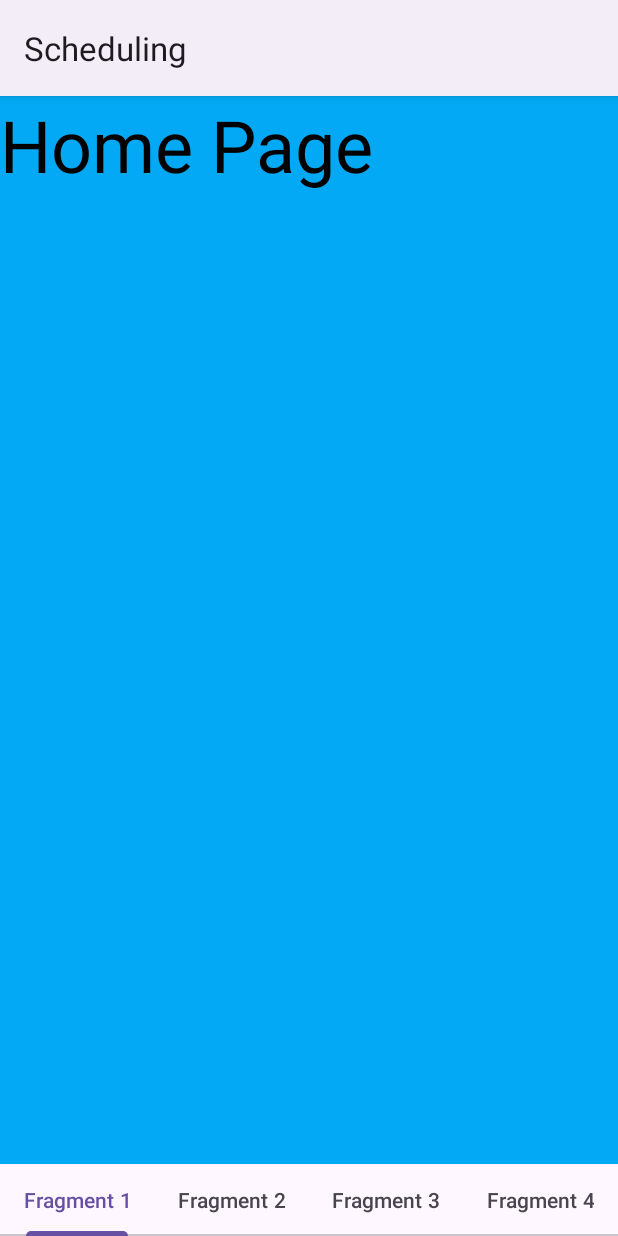
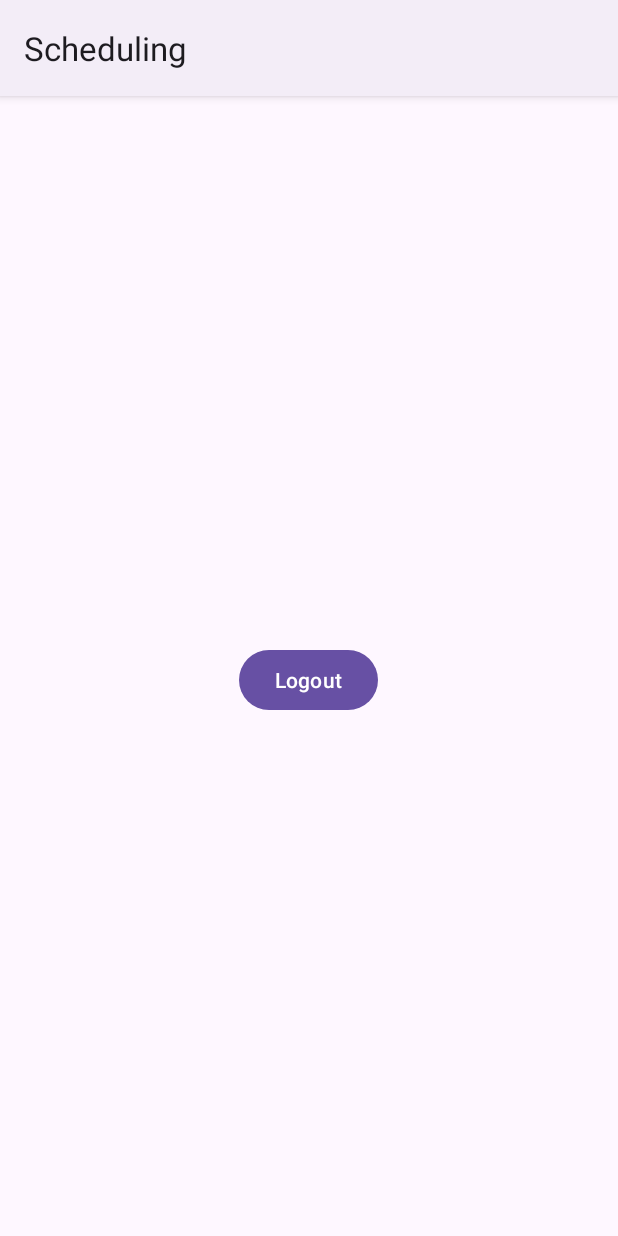
Before and after one commit to sp0603/Book-It, an Android app: the screen it shows after launch once a user with an empty profile is signed in (MainActivity), on a phone screen of 412 x 824 dp. Run offline under Robolectric (Android 15) with nearby library versions, the phone set to English and light mode, and no system bars; our stand-ins replace Firebase (no records; nobody signed in at launch, a user with empty details on screens opened directly).

Commit message:
Revert "added fragment layout"
This reverts commit a15b8d07ab8f5010cb3e219a6ec4feece52c74ab.

```diff
--- a/app/build.gradle.kts
+++ b/app/build.gradle.kts
@@ -5,7 +5,7 @@ plugins {
 
 android {
     namespace = "com.example.scheduling"
-    compileSdk = 34
+    compileSdk = 33
 
     defaultConfig {
         applicationId = "com.example.scheduling"
@@ -41,5 +41,4 @@ dependencies {
     testImplementation("junit:junit:4.13.2")
     androidTestImplementation("androidx.test.ext:junit:1.1.5")
     androidTestImplementation("androidx.test.espresso:espresso-core:3.5.1")
-    implementation("androidx.viewpager2:viewpager2:1.0.0")
 }
--- a/app/src/main/java/com/example/scheduling/CreateEvent.java
+++ /dev/null
@@ -1,22 +0,0 @@
-package com.example.scheduling;
-
-import android.os.Bundle;
-import android.view.LayoutInflater;
-import android.view.View;
-import android.view.ViewGroup;
-
-import androidx.fragment.app.Fragment;
-
-public class CreateEvent extends Fragment {
-
-    public CreateEvent() {
-        // Required empty public constructor
-    }
-
-    @Override
-    public View onCreateView(LayoutInflater inflater, ViewGroup container,
-                             Bundle savedInstanceState) {
-        // Inflate the layout for this fragment
-        return inflater.inflate(R.layout.fragment_create_event, container, false);
-    }
-}
--- a/app/src/main/java/com/example/scheduling/HomeFragment.java
+++ /dev/null
@@ -1,23 +0,0 @@
-package com.example.scheduling;
-
-import android.os.Bundle;
-import android.view.LayoutInflater;
-import android.view.View;
-import android.view.ViewGroup;
-
-import androidx.fragment.app.Fragment;
-
-
-public class HomeFragment extends Fragment {
-
-    public HomeFragment() {
-        // Required empty public constructor
-    }
-
-    @Override
-    public View onCreateView(LayoutInflater inflater, ViewGroup container,
-                             Bundle savedInstanceState) {
-        // Inflate the layout for this fragment
-        return inflater.inflate(R.layout.fragment_home_tab, container, false);
-    }
-}
--- a/app/src/main/java/com/example/scheduling/MainActivity.java
+++ b/app/src/main/java/com/example/scheduling/MainActivity.java
@@ -1,8 +1,6 @@
 package com.example.scheduling;
 
-import androidx.annotation.NonNull;
 import androidx.appcompat.app.AppCompatActivity;
-import androidx.viewpager2.widget.ViewPager2;
 
 import android.content.Intent;
 import android.os.Bundle;
@@ -10,8 +8,6 @@ import android.view.View;
 import android.widget.Button;
 import android.widget.TextView;
 
-import com.google.android.material.tabs.TabLayout;
-import com.google.android.material.tabs.TabLayoutMediator;
 import com.google.firebase.auth.FirebaseAuth;
 import com.google.firebase.auth.FirebaseUser;
 
@@ -20,9 +16,6 @@ public class MainActivity extends AppCompatActivity {
     Button button;
     TextView textView;
     FirebaseUser user;
-    ViewPager2 viewPager;
-    ViewPagerAdapter myAdapter;
-    TabLayout tabLayout;
 
     @Override
     protected void onCreate(Bundle savedInstanceState) {
@@ -30,6 +23,8 @@ public class MainActivity extends AppCompatActivity {
         setContentView(R.layout.activity_main);
 
         auth = FirebaseAuth.getInstance();
+        button = findViewById(R.id.logout);
+        textView = findViewById(R.id.user_details);
         user = auth.getCurrentUser();
         if(user == null){
             Intent intent = new Intent(getApplicationContext(), Login.class);
@@ -50,37 +45,5 @@ public class MainActivity extends AppCompatActivity {
                 finish();
             }
         });
-        //////////////
-        tabLayout = findViewById(R.id.tablayout);
-
-        myAdapter = new ViewPagerAdapter(
-                getSupportFragmentManager(),
-                getLifecycle()
-        );
-
-        // adding fragments to the list in the Adapter class
-        myAdapter.addFragment(new HomeFragment());
-        myAdapter.addFragment(new CreateEvent());
-        myAdapter.addFragment(new ContactsPage());
-        myAdapter.addFragment(new ProfileFragment());
-
-        // set the orientation in ViewPager2
-        viewPager = findViewById(R.id.viewPager2);
-        viewPager.setOrientation(ViewPager2.ORIENTATION_HORIZONTAL);
-
-        // connecting the adapter with the ViewPager2
-        viewPager.setAdapter(myAdapter);
-
-        // connecting TabLayout with ViewPager
-        new TabLayoutMediator(
-                tabLayout,
-                viewPager,
-                new TabLayoutMediator.TabConfigurationStrategy() {
-                    @Override
-                    public void onConfigureTab(@NonNull TabLayout.Tab tab, int position) {
-                        tab.setText("Fragment " + (position + 1));
-                    }
-                }
-        ).attach();
     }
 }
--- a/app/src/main/java/com/example/scheduling/ProfileFragment.java
+++ /dev/null
@@ -1,22 +0,0 @@
-package com.example.scheduling;
-
-import android.os.Bundle;
-import android.view.LayoutInflater;
-import android.view.View;
-import android.view.ViewGroup;
-
-import androidx.fragment.app.Fragment;
-
-public class ProfileFragment extends Fragment {
-
-    public ProfileFragment() {
-        // Required empty public constructor
-    }
-
-    @Override
-    public View onCreateView(LayoutInflater inflater, ViewGroup container,
-                             Bundle savedInstanceState) {
-        // Inflate the layout for this fragment
-        return inflater.inflate(R.layout.fragment_profile, container, false);
-    }
-}
--- a/app/src/main/java/com/example/scheduling/ViewPagerAdapter.java
+++ /dev/null
@@ -1,36 +0,0 @@
-package com.example.scheduling;
-
-import androidx.annotation.NonNull;
-import androidx.fragment.app.Fragment;
-import androidx.fragment.app.FragmentManager;
-import androidx.lifecycle.Lifecycle;
-import androidx.viewpager2.adapter.FragmentStateAdapter;
-
-import java.util.ArrayList;
-
-public class ViewPagerAdapter extends FragmentStateAdapter{
-
-    private ArrayList<Fragment> fragmentArrayList = new ArrayList<>();
-
-
-    public ViewPagerAdapter(@NonNull FragmentManager fragmentManager, @NonNull Lifecycle lifecycle) {
-        super(fragmentManager, lifecycle);
-    }
-
-    @NonNull
-    @Override
-    public Fragment createFragment(int position) {
-        // responsible for creating and returning a fragment for a specific position within ViewPager2
-
-        return fragmentArrayList.get(position);
-    }
-
-    @Override
-    public int getItemCount() {
-        return fragmentArrayList.size();
-    }
-
-    public void addFragment(Fragment fragment) {
-        fragmentArrayList.add(fragment);
-    }
-}
--- a/app/src/main/res/layout/activity_main.xml
+++ b/app/src/main/res/layout/activity_main.xml
@@ -1,26 +1,25 @@
 <?xml version="1.0" encoding="utf-8"?>
-<androidx.constraintlayout.widget.ConstraintLayout xmlns:android="http://schemas.android.com/apk/res/android"
+<LinearLayout xmlns:android="http://schemas.android.com/apk/res/android"
     xmlns:app="http://schemas.android.com/apk/res-auto"
     xmlns:tools="http://schemas.android.com/tools"
+    android:id="@+id/book_it_id"
     android:layout_width="match_parent"
+    android:orientation="vertical"
+    android:gravity="center"
     android:layout_height="match_parent"
     tools:context=".MainActivity">
 
-    <com.google.android.material.tabs.TabLayout
-        android:id="@+id/tablayout"
-        android:layout_width="0dp"
+    <TextView
+        android:id="@+id/user_details"
+        android:layout_width="wrap_content"
         android:layout_height="wrap_content"
-        app:layout_constraintBottom_toBottomOf="parent"
-        app:layout_constraintEnd_toEndOf="parent"
-        app:layout_constraintStart_toStartOf="parent" />
+        android:text="Hello World!"/>
 
-    <androidx.viewpager2.widget.ViewPager2
-        android:id="@+id/viewPager2"
-        android:layout_width="0dp"
-        android:layout_height="0dp"
-        app:layout_constraintBottom_toTopOf="@+id/tablayout"
-        app:layout_constraintEnd_toEndOf="parent"
-        app:layout_constraintStart_toStartOf="parent"
-        app:layout_constraintTop_toTopOf="parent" />
+    <Button
+        android:text="@string/logout"
+        android:id="@+id/logout"
+        android:layout_width="wrap_content"
+        android:layout_height="wrap_content" />
 
-</androidx.constraintlayout.widget.ConstraintLayout>
+
+</LinearLayout>
--- a/app/src/main/res/layout/fragment_home_tab.xml
+++ /dev/null
@@ -1,17 +0,0 @@
-<?xml version="1.0" encoding="utf-8"?>
-<FrameLayout xmlns:android="http://schemas.android.com/apk/res/android"
-    xmlns:tools="http://schemas.android.com/tools"
-    android:layout_width="match_parent"
-    android:layout_height="match_parent"
-    android:background="#03A9F4"
-    tools:context=".HomeFragment">
-
-    <!-- TODO: Update blank fragment layout -->
-    <TextView
-        android:textSize="48sp"
-        android:textColor="@color/black"
-        android:layout_width="match_parent"
-        android:layout_height="match_parent"
-        android:text="Home Page" />
-
-</FrameLayout>
```
Also changed, not shown: app/src/main/java/com/example/scheduling/ContactsPage.java (deleted, +0 -75 lines), app/src/main/java/com/example/scheduling/ListItemAdapter.java (deleted, +0 -78 lines), app/src/main/java/com/example/scheduling/User.java (deleted, +0 -41 lines), app/src/main/res/layout/fragment_contacts_page.xml (deleted, +0 -14 lines), app/src/main/res/layout/fragment_create_event.xml (deleted, +0 -17 lines), app/src/main/res/layout/fragment_profile.xml (deleted, +0 -17 lines), app/src/main/res/layout/list_item_layout.xml (deleted, +0 -41 lines), app/src/main/res/drawable/profileimg.png (deleted), 1 other file.
